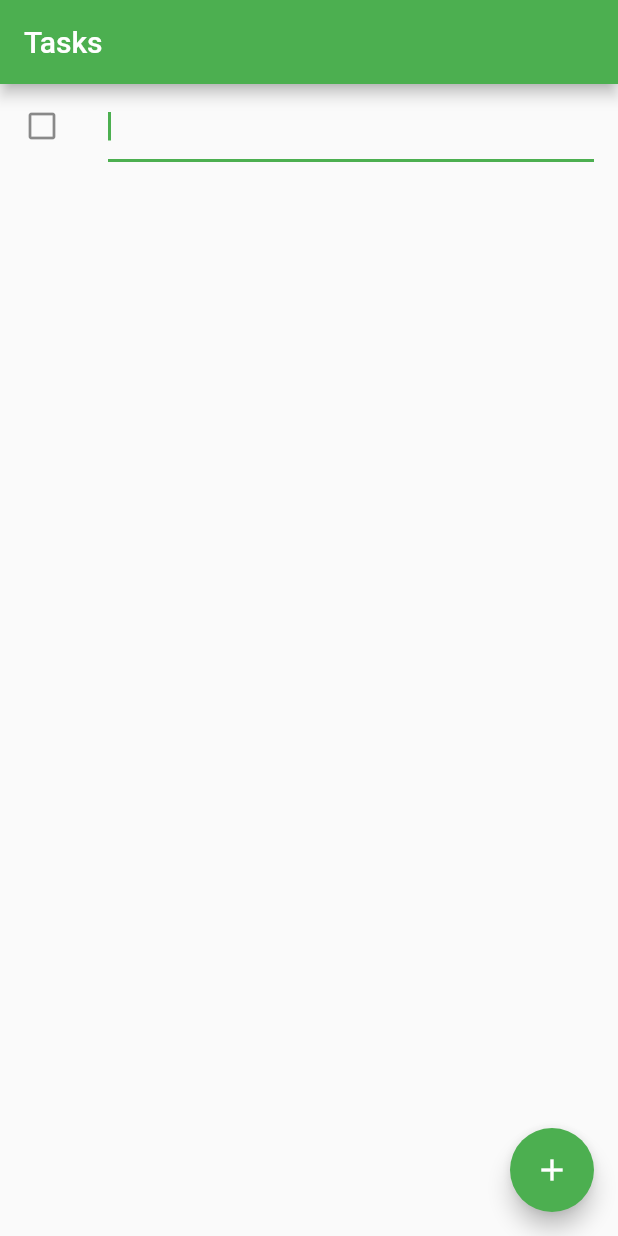
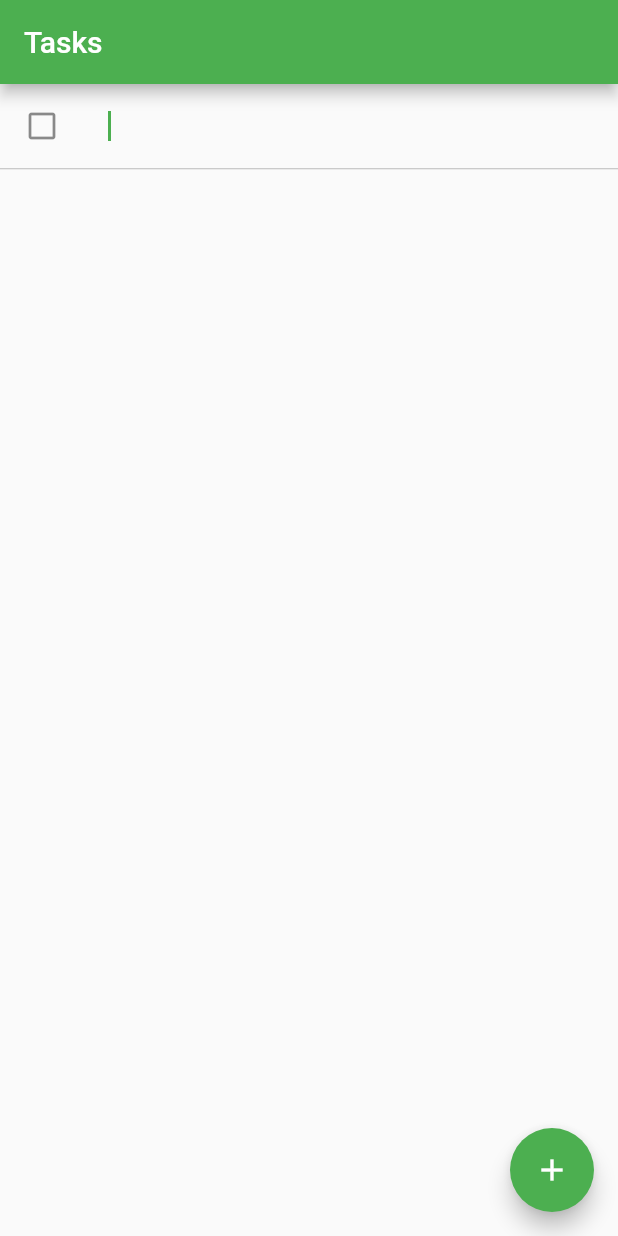
Before and after one commit to plof27/simple-todo, a Flutter app: the screen it shows after launch, after a tap on the "add" icon, on a phone screen of 412 x 824 dp. Run offline on Flutter 3.47's test engine with Material 2 defaults, Android fonts, the phone set to English and light mode, and no system bars.

Commit message:
Improve task styling
Full length dividers, better font size, better highlighting

```diff
--- a/lib/Task.dart
+++ b/lib/Task.dart
@@ -51,6 +51,13 @@ class _TaskState extends State<Task> {
       title: TextField(
         autofocus: widget.taskData.shouldFocus,
         controller: _controller,
+        style: TextStyle(
+          fontSize: 17
+        ),
+        decoration: InputDecoration(
+          border: InputBorder.none,
+        ),
+//        decoration: null,
       ),
       onTap: _toggleCompletion,
       leading: Icon(
--- a/lib/TaskList.dart
+++ b/lib/TaskList.dart
@@ -33,11 +33,17 @@ class _TaskListState extends State<TaskList> {
   Widget _buildTaskList() {
     return ListView.builder(
         itemBuilder: (context, i) {
-          if (_tasks.length == 0 || i >= _tasks.length) return null;
+          if (_tasks.length == 0 || i >= _tasks.length*2) return null;
 
-          return Task(
-            taskData: _tasks[i],
-          );
+          if(i%2 == 0)
+            return Task(
+              taskData: _tasks[(i/2).round()],
+            );
+          else
+            return Divider(
+              height: 1,
+              color: Colors.black26,
+            );
         },
     );
   }
@@ -51,7 +57,6 @@ class _TaskListState extends State<TaskList> {
       ),
       body: GestureDetector(
         onTap: () => (FocusScope.of(context).unfocus()),
-
         child: _buildTaskList(),
       ),
       floatingActionButton: FloatingActionButton(
```
